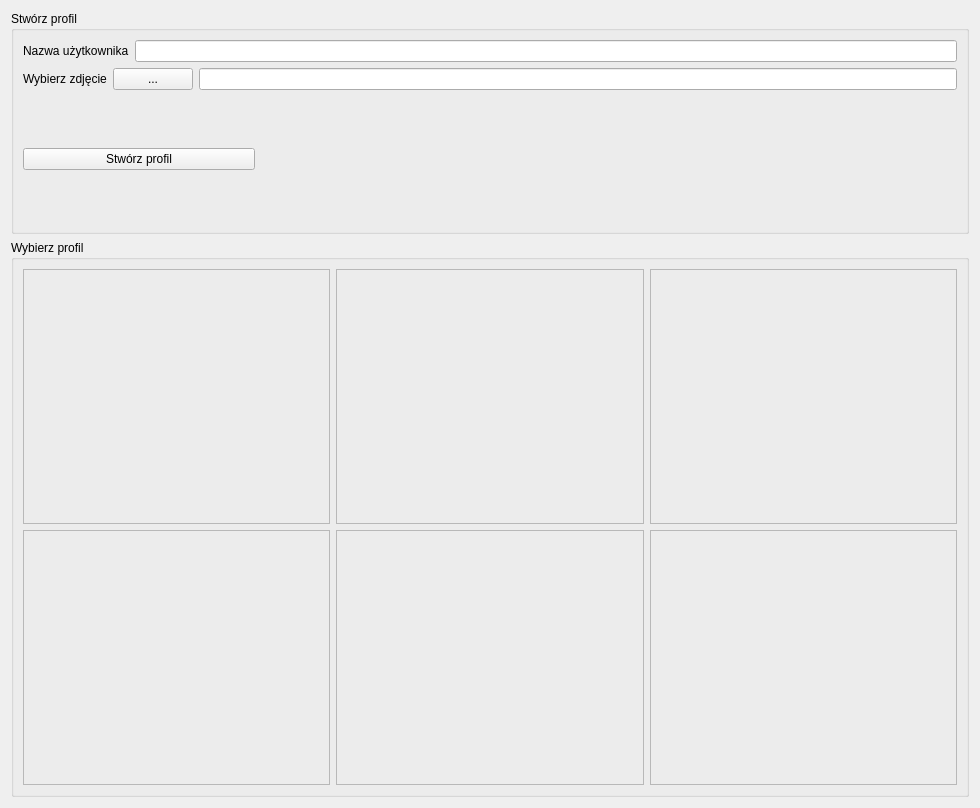
Old version of the form coach/interface/ui/profile_selection_menu.ui in the repository Daria34522/Trener_Personalny_Czacza.
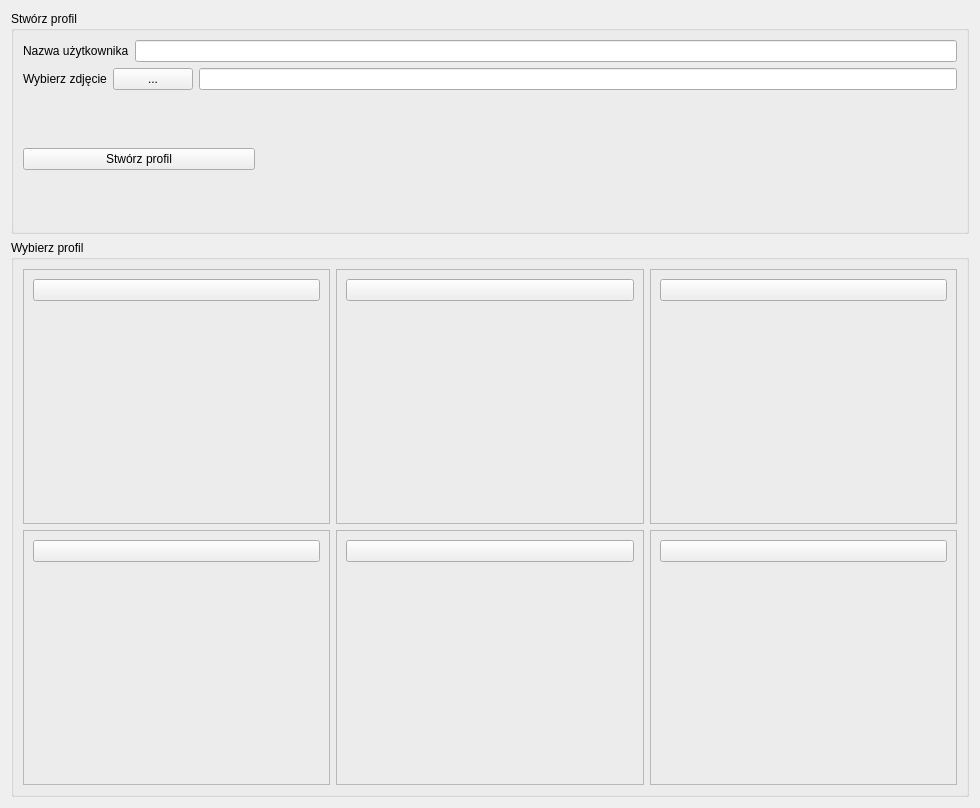
New version of the form.

Commit message: Modyfikacja menu wyboru profilu poprzez dodanie obsługi zdjęć profilowych

Patch:
```diff
--- a/coach/interface/ui/profile_selection_menu.ui
+++ b/coach/interface/ui/profile_selection_menu.ui
@@ -92,9 +92,13 @@
           <property name="frameShadow">
            <enum>QFrame::Raised</enum>
           </property>
-          <layout class="QVBoxLayout" name="verticalLayout_4" stretch="8,1">
+          <layout class="QVBoxLayout" name="verticalLayout_4" stretch="9,1">
            <item>
-            <widget class="QWidget" name="ProfileImage_1" native="true"/>
+            <widget class="QPushButton" name="ProfileImage_1">
+             <property name="text">
+              <string/>
+             </property>
+            </widget>
            </item>
            <item>
             <widget class="QLabel" name="ProfileName_1">
@@ -117,9 +121,13 @@
           <property name="frameShadow">
            <enum>QFrame::Raised</enum>
           </property>
-          <layout class="QVBoxLayout" name="verticalLayout_5" stretch="8,1">
+          <layout class="QVBoxLayout" name="verticalLayout_5" stretch="9,1">
            <item>
-            <widget class="QWidget" name="ProfileImage_2" native="true"/>
+            <widget class="QPushButton" name="ProfileImage_2">
+             <property name="text">
+              <string/>
+             </property>
+            </widget>
            </item>
            <item>
             <widget class="QLabel" name="ProfileName_2">
@@ -142,9 +150,13 @@
           <property name="frameShadow">
            <enum>QFrame::Raised</enum>
           </property>
-          <layout class="QVBoxLayout" name="verticalLayout_6" stretch="8,1">
+          <layout class="QVBoxLayout" name="verticalLayout_6" stretch="9,1">
            <item>
-            <widget class="QWidget" name="ProfileImage_3" native="true"/>
+            <widget class="QPushButton" name="ProfileImage_3">
+             <property name="text">
+              <string/>
+             </property>
+            </widget>
            </item>
            <item>
             <widget class="QLabel" name="ProfileName_3">
@@ -171,9 +183,13 @@
           <property name="frameShadow">
            <enum>QFrame::Raised</enum>
           </property>
-          <layout class="QVBoxLayout" name="verticalLayout_7" stretch="8,1">
+          <layout class="QVBoxLayout" name="verticalLayout_7" stretch="9,1">
            <item>
-            <widget class="QWidget" name="ProfileImage_4" native="true"/>
+            <widget class="QPushButton" name="ProfileImage_4">
+             <property name="text">
+              <string/>
+             </property>
+            </widget>
            </item>
            <item>
             <widget class="QLabel" name="ProfileName_4">
@@ -196,9 +212,13 @@
           <property name="frameShadow">
            <enum>QFrame::Raised</enum>
           </property>
-          <layout class="QVBoxLayout" name="verticalLayout_8" stretch="8,1">
+          <layout class="QVBoxLayout" name="verticalLayout_8" stretch="9,1">
            <item>
-            <widget class="QWidget" name="ProfileImage_5" native="true"/>
+            <widget class="QPushButton" name="ProfileImage_5">
+             <property name="text">
+              <string/>
+             </property>
+            </widget>
            </item>
            <item>
             <widget class="QLabel" name="ProfileName_5">
@@ -221,9 +241,13 @@
           <property name="frameShadow">
            <enum>QFrame::Raised</enum>
           </property>
-          <layout class="QVBoxLayout" name="verticalLayout_9" stretch="8,1">
+          <layout class="QVBoxLayout" name="verticalLayout_9" stretch="9,1">
            <item>
-            <widget class="QWidget" name="ProfileImage_6" native="true"/>
+            <widget class="QPushButton" name="ProfileImage_6">
+             <property name="text">
+              <string/>
+             </property>
+            </widget>
            </item>
            <item>
             <widget class="QLabel" name="ProfileName_6">
```
The commit also changes 3 other files.
